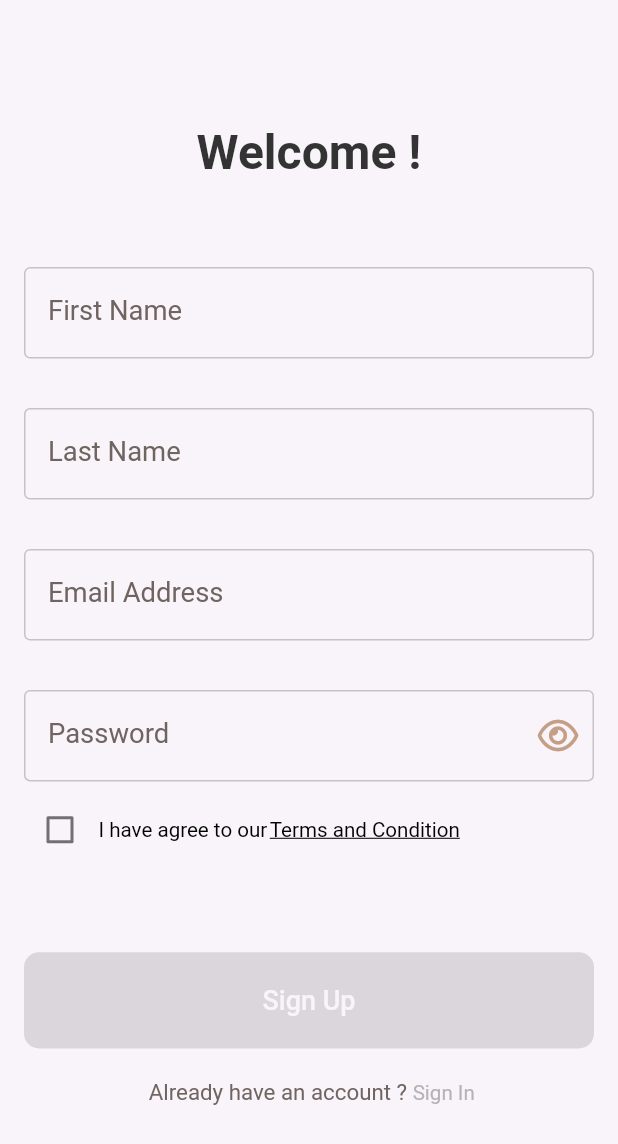
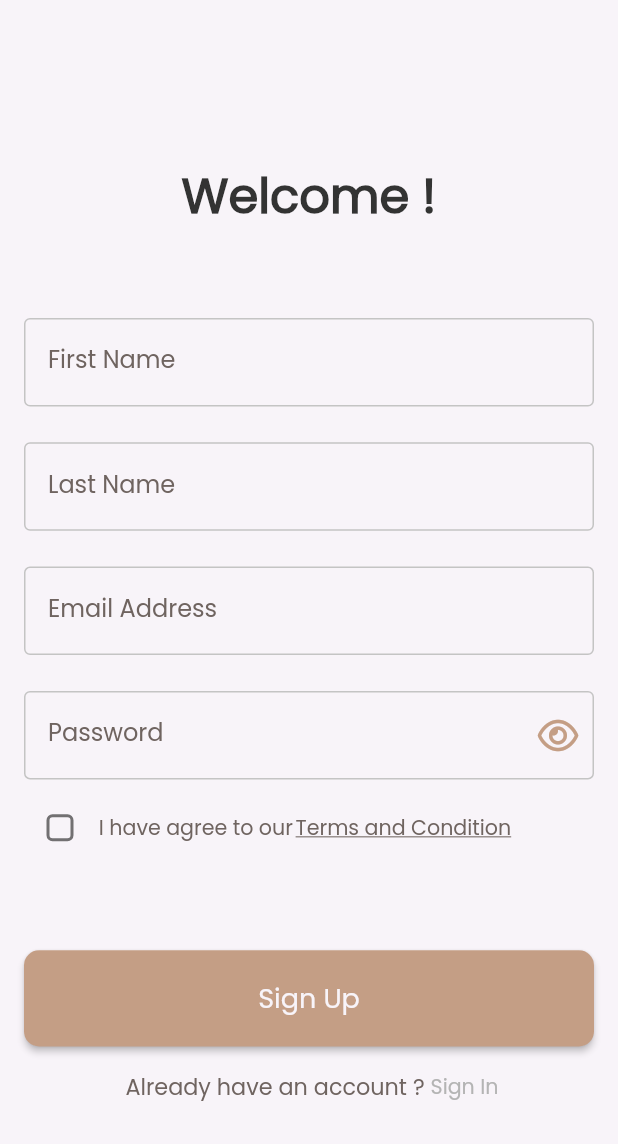
Before and after one commit to elsankary99/dalel_app, a Flutter app: the screen it shows after launch, after a tap on "Skip", on a phone screen of 412 x 824 dp. Shown: the top 1144 px of the screen. Run offline on Flutter 3.47's test engine with Material 2 defaults, Android fonts, the phone set to English and light mode, and no system bars; our stand-ins replace auto_route, device_preview, flutter_screenutil, font_awesome_flutter, shared_preferences, smooth_page_indicator.

Commit message:
refactor signup ui

```diff
--- a/lib/core/constant/app_text_style.dart
+++ b/lib/core/constant/app_text_style.dart
@@ -33,6 +33,19 @@ abstract class CustomTextStyles {
     color: Colors.black,
     fontFamily: "Poppins",
   );
+  static final poppins500style12 = TextStyle(
+    fontSize: 14.sp,
+    fontWeight: FontWeight.w500,
+    color: AppColors.brown,
+    fontFamily: "Poppins",
+  );
+
+  static final poppins400style12 = TextStyle(
+    fontSize: 12.sp,
+    fontWeight: FontWeight.w400,
+    color: AppColors.deebGrey,
+    fontFamily: "Poppins",
+  );
   static final poppins300style16 = TextStyle(
     fontSize: 16.sp,
     fontWeight: FontWeight.w300,
--- a/lib/core/widget/custom_password_txt_field.dart
+++ b/lib/core/widget/custom_password_txt_field.dart
@@ -3,6 +3,7 @@ import 'package:flutter_screenutil/flutter_screenutil.dart';
 import 'package:font_awesome_flutter/font_awesome_flutter.dart';
 import 'package:test/core/constant/app_colors.dart';
 import 'package:test/core/constant/app_text_style.dart';
+import 'package:test/screen/widget/signup_widget/function.dart';
 
 class CustomPasswordTextFormField extends StatefulWidget {
   final String hintText;
@@ -21,7 +22,9 @@ class _CustomPasswordTextFormFieldState
   bool isHide = false;
   @override
   Widget build(BuildContext context) {
-    return TextFormField(
+    return Padding(
+      padding: EdgeInsets.only(top: 20.h),
+      child: TextFormField(
         obscureText: isHide,
         cursorColor: AppColors.primaryColor,
         decoration: InputDecoration(
@@ -39,20 +42,11 @@ class _CustomPasswordTextFormFieldState
             contentPadding:
                 const EdgeInsets.symmetric(horizontal: 16, vertical: 20),
             border: const OutlineInputBorder(),
-          focusedBorder: OutlineInputBorder(
-              borderSide: BorderSide(color: AppColors.primaryColor)),
-          enabledBorder:
-              OutlineInputBorder(borderSide: BorderSide(color: AppColors.grey)),
-          hintText: widget.hintText,
-          labelStyle: CustomTextStyles.poppins300style16.copyWith(
-              fontWeight: FontWeight.w400,
-              color: AppColors.deebGrey,
-              fontSize: 16.sp),
-          hintStyle: CustomTextStyles.poppins300style16.copyWith(
-            fontWeight: FontWeight.w400,
-            color: AppColors.grey,
+            focusedBorder: outlineInputBorder(AppColors.primaryColor),
+            enabledBorder: outlineInputBorder(AppColors.grey),
+            labelStyle: CustomTextStyles.poppins500style12,
+            labelText: widget.hintText),
       ),
-          labelText: widget.hintText),
     );
   }
 }
--- a/lib/core/widget/custom_txt_form.dart
+++ b/lib/core/widget/custom_txt_form.dart
@@ -2,36 +2,30 @@ import 'package:flutter/material.dart';
 import 'package:flutter_screenutil/flutter_screenutil.dart';
 import 'package:test/core/constant/app_colors.dart';
 import 'package:test/core/constant/app_text_style.dart';
+import 'package:test/screen/widget/signup_widget/function.dart';
 
 class CustomTextFormField extends StatelessWidget {
-  final String hintText;
+  final String labelText;
   const CustomTextFormField({
     super.key,
-    required this.hintText,
+    required this.labelText,
   });
 
   @override
   Widget build(BuildContext context) {
-    return TextFormField(
+    return Padding(
+      padding: EdgeInsets.only(top: 20.h),
+      child: TextFormField(
         cursorColor: AppColors.primaryColor,
         decoration: InputDecoration(
             contentPadding:
                 const EdgeInsets.symmetric(horizontal: 16, vertical: 20),
             border: const OutlineInputBorder(),
-          focusedBorder: OutlineInputBorder(
-              borderSide: BorderSide(color: AppColors.primaryColor)),
-          enabledBorder:
-              OutlineInputBorder(borderSide: BorderSide(color: AppColors.grey)),
-          hintText: hintText,
-          labelStyle: CustomTextStyles.poppins300style16.copyWith(
-              fontWeight: FontWeight.w400,
-              color: AppColors.deebGrey,
-              fontSize: 16.sp),
-          hintStyle: CustomTextStyles.poppins300style16.copyWith(
-            fontWeight: FontWeight.w400,
-            color: AppColors.grey,
+            focusedBorder: outlineInputBorder(AppColors.primaryColor),
+            enabledBorder: outlineInputBorder(AppColors.grey),
+            labelStyle: CustomTextStyles.poppins500style12,
+            labelText: labelText),
       ),
-          labelText: hintText),
     );
   }
 }
--- a/lib/screen/view/OnBoarding/onboarding_page.dart
+++ b/lib/screen/view/OnBoarding/onboarding_page.dart
@@ -25,7 +25,7 @@ class _OnBoardingPageState extends State<OnBoardingPage> {
           child: ListView(
             physics: const BouncingScrollPhysics(),
             children: [
-              SizedBox(height: context.height * 0.04),
+              SizedBox(height: context.height * 0.035),
               const OnBoardingAppBar(),
               OnBoardingIndicator(
                 controller: controller,
--- a/lib/screen/view/SignUp/signup_page.dart
+++ b/lib/screen/view/SignUp/signup_page.dart
@@ -1,13 +1,13 @@
 import 'package:auto_route/auto_route.dart';
 import 'package:flutter/material.dart';
-import 'package:flutter_screenutil/flutter_screenutil.dart';
-import 'package:test/core/constant/app_colors.dart';
 import 'package:test/core/constant/app_strings.dart';
-import 'package:test/core/constant/app_text_style.dart';
 import 'package:test/core/extension/media_query.dart';
 import 'package:test/core/widget/custom_button.dart';
 import 'package:test/core/widget/custom_password_txt_field.dart';
 import 'package:test/core/widget/custom_txt_form.dart';
+import 'package:test/screen/widget/signup_widget/have_account_or_not.dart';
+import 'package:test/screen/widget/signup_widget/terms_and_condition.dart';
+import 'package:test/screen/widget/signup_widget/welcome_text.dart';
 
 @RoutePage()
 class SignUpPage extends StatelessWidget {
@@ -19,73 +19,32 @@ class SignUpPage extends StatelessWidget {
       body: SafeArea(
           child: Padding(
         padding: const EdgeInsets.symmetric(horizontal: 16),
-        child: ListView(
-          children: [
-            SizedBox(height: context.height * 0.1),
-            Text(
-              AppStrings.welcome,
-              textAlign: TextAlign.center,
-              style: CustomTextStyles.pacifico600style28,
+        child: CustomScrollView(
+          physics: const BouncingScrollPhysics(),
+          slivers: [
+            const SliverToBoxAdapter(child: WelcomeText()),
+            SliverToBoxAdapter(child: SizedBox(height: context.height * 0.04)),
+            const SliverToBoxAdapter(
+                child: CustomTextFormField(labelText: AppStrings.firstName)),
+            const SliverToBoxAdapter(
+                child: CustomTextFormField(labelText: AppStrings.lastName)),
+            const SliverToBoxAdapter(
+                child: CustomTextFormField(labelText: AppStrings.emailAddress)),
+            const SliverToBoxAdapter(
+                child:
+                    CustomPasswordTextFormField(hintText: AppStrings.password)),
+            SliverToBoxAdapter(child: SizedBox(height: context.height * 0.01)),
+            const SliverToBoxAdapter(child: TermsAndConditionWidget()),
+            SliverToBoxAdapter(child: SizedBox(height: context.height * 0.07)),
+            SliverToBoxAdapter(
+                child: CustomButton(text: AppStrings.signUp, onPressed: () {})),
+            SliverToBoxAdapter(child: SizedBox(height: context.height * 0.02)),
+            const SliverToBoxAdapter(
+              child: HaveAccountOrNot(
+                  text1: AppStrings.alreadyHaveAnAccount,
+                  text2: AppStrings.signIn),
             ),
-            SizedBox(height: context.height * 0.07),
-            const CustomTextFormField(hintText: AppStrings.firstName),
-            SizedBox(height: context.height * 0.04),
-            const CustomTextFormField(hintText: AppStrings.lastName),
-            SizedBox(height: context.height * 0.04),
-            const CustomTextFormField(hintText: AppStrings.emailAddress),
-            SizedBox(height: context.height * 0.04),
-            const CustomPasswordTextFormField(hintText: AppStrings.password),
-            SizedBox(height: context.height * 0.01),
-            Row(
-              children: [
-                Checkbox(value: false, onChanged: (value) {}),
-                Text(
-                  AppStrings.iHaveAgreeToOur,
-                  textAlign: TextAlign.center,
-                  style: CustomTextStyles.poppins500style24
-                      .copyWith(fontWeight: FontWeight.w400, fontSize: 12.sp),
-                ),
-                InkWell(
-                  onTap: () {},
-                  child: Text(
-                    AppStrings.termsAndCondition,
-                    textAlign: TextAlign.center,
-                    style: CustomTextStyles.poppins500style24.copyWith(
-                        fontWeight: FontWeight.w400,
-                        decoration: TextDecoration.underline,
-                        fontSize: 12.sp),
-                  ),
-                ),
-              ],
-            ),
-            SizedBox(height: context.height * 0.07),
-            const CustomButton(text: AppStrings.signUp),
-            SizedBox(height: context.height * 0.025),
-            Row(
-              mainAxisAlignment: MainAxisAlignment.center,
-              children: [
-                Text(
-                  AppStrings.alreadyHaveAnAccount,
-                  textAlign: TextAlign.center,
-                  style: CustomTextStyles.poppins500style24.copyWith(
-                      fontWeight: FontWeight.w400,
-                      color: AppColors.brown,
-                      fontSize: 13.sp),
-                ),
-                InkWell(
-                  onTap: () {},
-                  child: Text(
-                    AppStrings.signIn,
-                    textAlign: TextAlign.center,
-                    style: CustomTextStyles.poppins500style24.copyWith(
-                        fontWeight: FontWeight.w400,
-                        color: AppColors.lightGrey,
-                        fontSize: 12.sp),
-                  ),
-                ),
-              ],
-            ),
-            SizedBox(height: context.height * 0.01),
+            SliverToBoxAdapter(child: SizedBox(height: context.height * 0.01)),
           ],
         ),
       )),
--- a/lib/screen/widget/onboaeding_widget/last_onboarding_btn.dart
+++ b/lib/screen/widget/onboaeding_widget/last_onboarding_btn.dart
@@ -19,7 +19,7 @@ class LastOnBoardingButton extends StatelessWidget {
     return currentIndex != onboardingList.length - 1
         ? Column(
             children: [
-              SizedBox(height: context.height * 0.13),
+              SizedBox(height: context.height * 0.1),
               CustomButton(
                   text: AppStrings.next,
                   onPressed: () {
@@ -30,11 +30,11 @@ class LastOnBoardingButton extends StatelessWidget {
             ],
           )
         : Column(children: [
-            SizedBox(height: context.height * 0.091),
+            SizedBox(height: context.height * 0.06),
             CustomButton(
                 text: AppStrings.createAccount,
                 onPressed: () => context.router.replace(const SignUpRoute())),
-            SizedBox(height: context.height * 0.02),
+            SizedBox(height: context.height * 0.01),
             GestureDetector(
               onTap: () => context.router.replace(const LoginRoute()),
               child: Text(AppStrings.loginNow,
@@ -45,7 +45,7 @@ class LastOnBoardingButton extends StatelessWidget {
                     decoration: TextDecoration.underline,
                   )),
             ),
-            SizedBox(height: context.height * 0.02),
+            SizedBox(height: context.height * 0.005),
           ]);
   }
 }
--- a/lib/screen/widget/onboaeding_widget/onBoarding_body.dart
+++ b/lib/screen/widget/onboaeding_widget/onBoarding_body.dart
@@ -26,15 +26,15 @@ class OnBoardingBody extends StatelessWidget {
               image: DecorationImage(
                   image: AssetImage(data.image), fit: BoxFit.fill)),
         ),
-        SizedBox(height: context.width * 0.07),
+        SizedBox(height: context.width * 0.05),
         CustomSmoothPageIndicator(controller: controller),
-        SizedBox(height: context.width * 0.07),
+        SizedBox(height: context.width * 0.05),
         Text(data.title,
             textAlign: TextAlign.center,
             maxLines: 2,
             overflow: TextOverflow.ellipsis,
             style: CustomTextStyles.poppins500style24),
-        SizedBox(height: context.width * 0.04),
+        SizedBox(height: context.width * 0.02),
         Text(data.subTitle,
             textAlign: TextAlign.center,
             maxLines: 2,
--- a/lib/screen/widget/onboaeding_widget/onboarding_indecator.dart
+++ b/lib/screen/widget/onboaeding_widget/onboarding_indecator.dart
@@ -15,7 +15,7 @@ class OnBoardingIndicator extends StatelessWidget {
   @override
   Widget build(BuildContext context) {
     return SizedBox(
-      height: context.height * 0.65,
+      height: context.height * 0.66,
       child: PageView.builder(
         onPageChanged: onPageChanged,
         physics: const BouncingScrollPhysics(),
--- /dev/null
+++ b/lib/screen/widget/signup_widget/custom_check_box.dart
@@ -0,0 +1,27 @@
+import 'package:flutter/material.dart';
+import 'package:test/core/constant/app_colors.dart';
+
+class CustomCheckBox extends StatefulWidget {
+  const CustomCheckBox({
+    super.key,
+  });
+
+  @override
+  State<CustomCheckBox> createState() => _CustomCheckBoxState();
+}
+
+class _CustomCheckBoxState extends State<CustomCheckBox> {
+  bool isActive = false;
+  @override
+  Widget build(BuildContext context) {
+    return Checkbox(
+        value: isActive,
+        shape: RoundedRectangleBorder(borderRadius: BorderRadius.circular(4)),
+        activeColor: AppColors.primaryColor,
+        onChanged: (value) {
+          setState(() {
+            isActive = value!;
+          });
+        });
+  }
+}
--- /dev/null
+++ b/lib/screen/widget/signup_widget/function.dart
@@ -0,0 +1,4 @@
+import 'package:flutter/material.dart';
+
+OutlineInputBorder outlineInputBorder(Color color) =>
+    OutlineInputBorder(borderSide: BorderSide(color: color));
--- /dev/null
+++ b/lib/screen/widget/signup_widget/have_account_or_not.dart
@@ -0,0 +1,41 @@
+import 'package:flutter/material.dart';
+import 'package:flutter_screenutil/flutter_screenutil.dart';
+import 'package:test/core/constant/app_colors.dart';
+import 'package:test/core/constant/app_text_style.dart';
+
+class HaveAccountOrNot extends StatelessWidget {
+  final String text1;
+  final String text2;
+  const HaveAccountOrNot({
+    super.key,
+    required this.text1,
+    required this.text2,
+  });
+
+  @override
+  Widget build(BuildContext context) {
+    return Row(
+      mainAxisAlignment: MainAxisAlignment.center,
+      children: [
+        Text(
+          text1,
+          textAlign: TextAlign.center,
+          style: CustomTextStyles.poppins500style24.copyWith(
+              fontWeight: FontWeight.w400,
+              color: AppColors.brown,
+              fontSize: 13.sp),
+        ),
+        InkWell(
+          child: Text(
+            text2,
+            textAlign: TextAlign.center,
+            style: CustomTextStyles.poppins400style12.copyWith(
+              fontWeight: FontWeight.w400,
+              color: AppColors.lightGrey,
+            ),
+          ),
+        ),
+      ],
+    );
+  }
+}
--- /dev/null
+++ b/lib/screen/widget/signup_widget/terms_and_condition.dart
@@ -0,0 +1,34 @@
+import 'package:flutter/material.dart';
+import 'package:test/core/constant/app_strings.dart';
+import 'package:test/core/constant/app_text_style.dart';
+import 'package:test/screen/widget/signup_widget/custom_check_box.dart';
+
+class TermsAndConditionWidget extends StatelessWidget {
+  const TermsAndConditionWidget({
+    super.key,
+  });
+
+  @override
+  Widget build(BuildContext context) {
+    return Row(
+      children: [
+        const CustomCheckBox(),
+        Text(
+          AppStrings.iHaveAgreeToOur,
+          textAlign: TextAlign.center,
+          style: CustomTextStyles.poppins400style12,
+        ),
+        InkWell(
+          onTap: () {},
+          child: Text(
+            AppStrings.termsAndCondition,
+            textAlign: TextAlign.center,
+            style: CustomTextStyles.poppins400style12.copyWith(
+              decoration: TextDecoration.underline,
+            ),
+          ),
+        ),
+      ],
+    );
+  }
+}
--- /dev/null
+++ b/lib/screen/widget/signup_widget/welcome_text.dart
@@ -0,0 +1,24 @@
+import 'package:flutter/material.dart';
+import 'package:test/core/constant/app_strings.dart';
+import 'package:test/core/constant/app_text_style.dart';
+import 'package:test/core/extension/media_query.dart';
+
+class WelcomeText extends StatelessWidget {
+  const WelcomeText({
+    super.key,
+  });
+
+  @override
+  Widget build(BuildContext context) {
+    return Column(
+      children: [
+        SizedBox(height: context.height * 0.13),
+        Text(
+          AppStrings.welcome,
+          textAlign: TextAlign.center,
+          style: CustomTextStyles.pacifico600style28,
+        ),
+      ],
+    );
+  }
+}
```
Also changed, not shown: pubspec.yaml (+5 -4 lines). Lines whose indentation alone changed are shown as unchanged.
